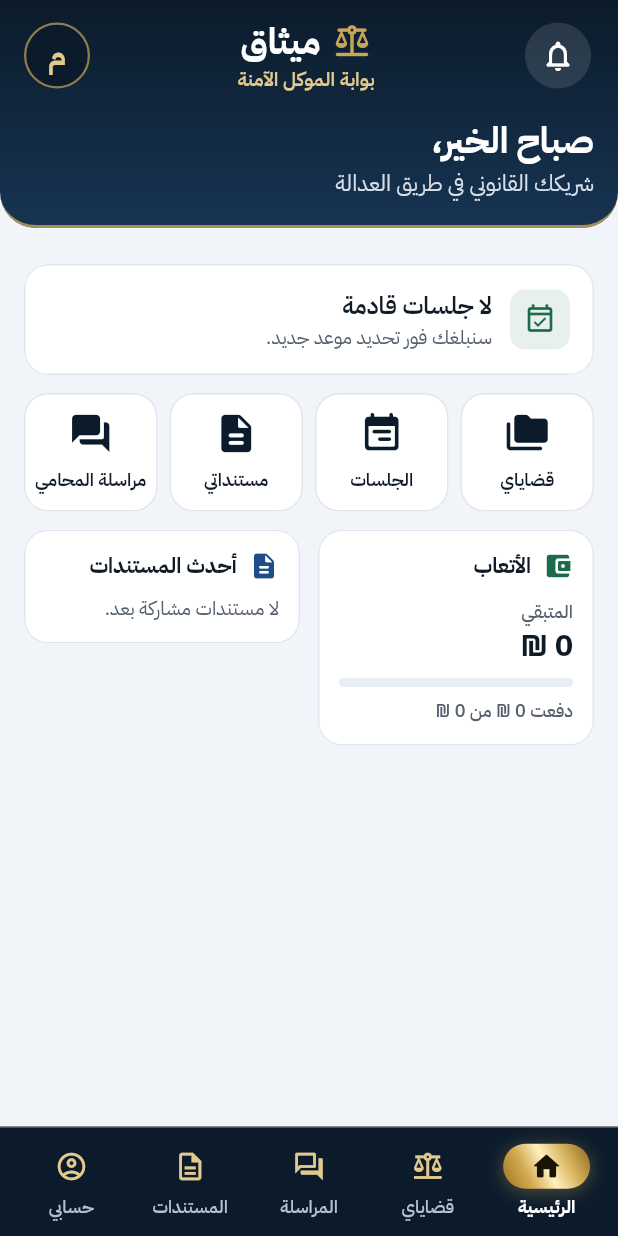
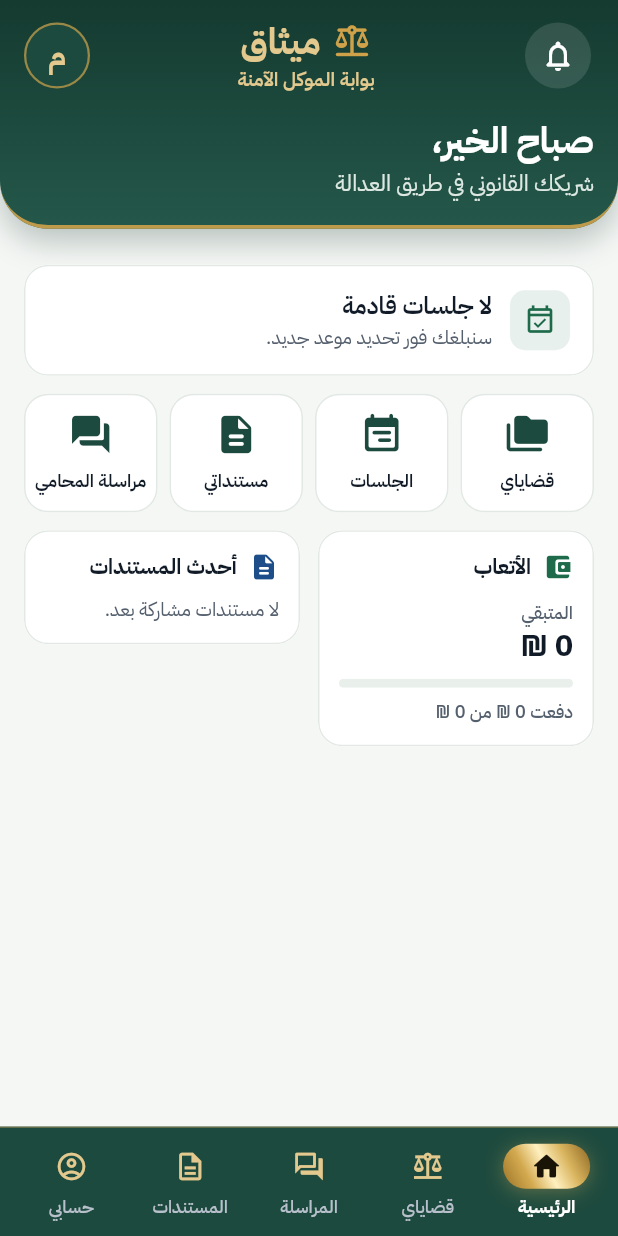
Before and after one commit to matrixtuner9-cyber/law-foundation, a Flutter app: the Shell screen opened directly with empty values, on a phone screen of 412 x 824 dp. Run offline on Flutter 3.47's test engine with Material 3 defaults, Android fonts, the phone set to English and light mode, and no system bars; our stand-ins replace app_links, audioplayers, cross_file, file_picker, flutter_local_notifications, image_picker and 2 more; missing offline and left inert: dart:js_interop, flutter_background_service, record; accounts and stored records are empty; network calls fail.

Commit message:
هوية جديدة: أخضر عميق وذهبي (مستوحاة من Yasa) وهيدر بانحناءة أكبر
Co-Authored-By: Claude Sonnet 5.5 <noreply@anthropic.com>
Claude-Session: https://claude.ai/code/session_01VYKzt29RVVuxCy8ToxrDG3

```diff
--- a/office/mithaq_portal/lib/home.dart
+++ b/office/mithaq_portal/lib/home.dart
@@ -96,9 +96,10 @@ class _Header extends StatelessWidget {
     return Container(
       padding: EdgeInsets.fromLTRB(Sp.page, top + Sp.m, Sp.page, Sp.l),
       decoration: BoxDecoration(
-        gradient: const LinearGradient(begin: Alignment.topCenter, end: Alignment.bottomCenter, colors: [Color(0xFF0B1B2B), Color(0xFF173452)]),
-        borderRadius: const BorderRadius.vertical(bottom: Radius.circular(R.sheet)),
-        border: Border(bottom: BorderSide(color: MQ.gold.withValues(alpha: .8), width: 2)),
+        gradient: const LinearGradient(begin: Alignment.topCenter, end: Alignment.bottomCenter, colors: [Color(0xFF153A30), Color(0xFF24584A)]),
+        borderRadius: const BorderRadius.vertical(bottom: Radius.circular(32)),
+        border: Border(bottom: BorderSide(color: MQ.gold.withValues(alpha: .9), width: 2.5)),
+        boxShadow: [BoxShadow(color: MQ.forestDeep.withValues(alpha: .28), blurRadius: 18, offset: const Offset(0, 8))],
       ),
       child: Column(crossAxisAlignment: CrossAxisAlignment.stretch, children: [
         Row(children: [
@@ -124,7 +125,7 @@ class _Header extends StatelessWidget {
               Row(mainAxisAlignment: MainAxisAlignment.center, children: [
                 const Icon(Icons.balance_rounded, color: MQ.gold, size: 26),
                 const SizedBox(width: Sp.s),
-                Text('ميثاق', style: MQ.title1(color: Colors.white)),
+                Text('ميثاق', style: MQ.title1(color: MQ.brassHi)),
               ]),
               Text('بوابة الموكل الآمنة', style: MQ.footnote(color: MQ.brassHi, weight: FontWeight.w600)),
             ]),
@@ -134,7 +135,7 @@ class _Header extends StatelessWidget {
         const SizedBox(height: Sp.l),
         Text('${greeting()}، ${store.firstName}', style: MQ.title1(color: Colors.white), maxLines: 1, overflow: TextOverflow.ellipsis),
         const SizedBox(height: 2),
-        Text('شريكك القانوني في طريق العدالة', style: MQ.callout(color: const Color(0xFFD5DEE9))),
+        Text('شريكك القانوني في طريق العدالة', style: MQ.callout(color: const Color(0xFFDDE8E2))),
       ]),
     );
   }
--- a/office/mithaq_portal/lib/theme.dart
+++ b/office/mithaq_portal/lib/theme.dart
@@ -8,29 +8,29 @@ import 'package:flutter/services.dart';
 /// ─ الخط: IBM Plex Sans Arabic مضمّن في التطبيق (لا تحميل من الإنترنت)، وIBM Plex Mono للأرقام والرموز
 class MQ {
   // ── الهوية
-  static const forest = Color(0xFF0B1B2B); // الكحلي الأساسي
-  static const forestDeep = Color(0xFF07131F);
-  static const navy2 = Color(0xFF1C2B3D);
-  static const pine = Color(0xFF0B1B2B); // لون الإجراءات الأساسية
-  static const pineSoft = Color(0xFFE9EDF2);
+  static const forest = Color(0xFF1D4A3E); // الكحلي الأساسي
+  static const forestDeep = Color(0xFF123228);
+  static const navy2 = Color(0xFF2B5E4F);
+  static const pine = Color(0xFF1D4A3E); // لون الإجراءات الأساسية
+  static const pineSoft = Color(0xFFE4EEE9);
   static const onGold = Color(0xFFFFFFFF); // النص فوق اللون الأساسي
-  static const gold = Color(0xFFC9A55A); // ذهبي للزخرفة والحدود
+  static const gold = Color(0xFFCFA24A); // ذهبي للزخرفة والحدود
   static const goldLo = Color(0xFF8B6F3D);
   static const brass = Color(0xFF7A5C24); // ذهبي مقروء على الفاتح (تباين 5.6:1)
   static const brassHi = Color(0xFFE3C98E); // ذهبي مقروء على الكحلي
   static const brassSoft = Color(0xFFF6EEDC);
   // ── الأسطح
-  static const ivory = Color(0xFFF1F4F8); // خلفية الشاشات
+  static const ivory = Color(0xFFF5F7F5); // خلفية الشاشات
   static const surface = Color(0xFFFFFFFF); // البطاقات والقوائم
-  static const surfaceAlt = Color(0xFFF6F8FB); // الحقول
-  static const sunk = Color(0xFFE9EEF4);
-  static const line = Color(0xFFE0E6EE); // الحدود والفواصل
+  static const surfaceAlt = Color(0xFFF7F9F7); // الحقول
+  static const sunk = Color(0xFFE9EFEB);
+  static const line = Color(0xFFE2E8E4); // الحدود والفواصل
   // ── النصوص
   static const ink = Color(0xFF111B27); // أساسي (16:1)
   static const muted = Color(0xFF55606E); // ثانوي (6.4:1)
   static const faint = Color(0xFF7B8491); // ثالثي للتلميحات (4.5:1)
   static const soft = Color(0xFFB8C0CC); // ثانوي فوق الكحلي
-  static const mine = Color(0xFF0B1B2B); // فقاعة الموكل
+  static const mine = Color(0xFF1D4A3E); // فقاعة الموكل
   // ── الحالات
   static const mint = Color(0xFF2E7D5B);
   static const ok = Color(0xFF1E6B4B);
```
